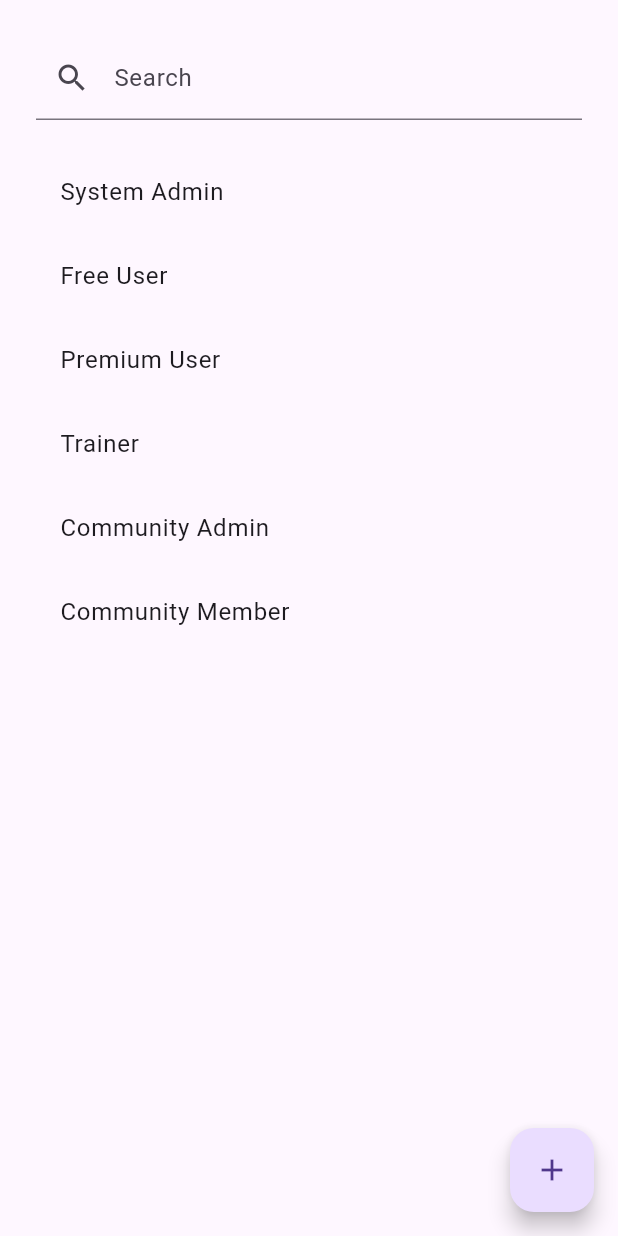
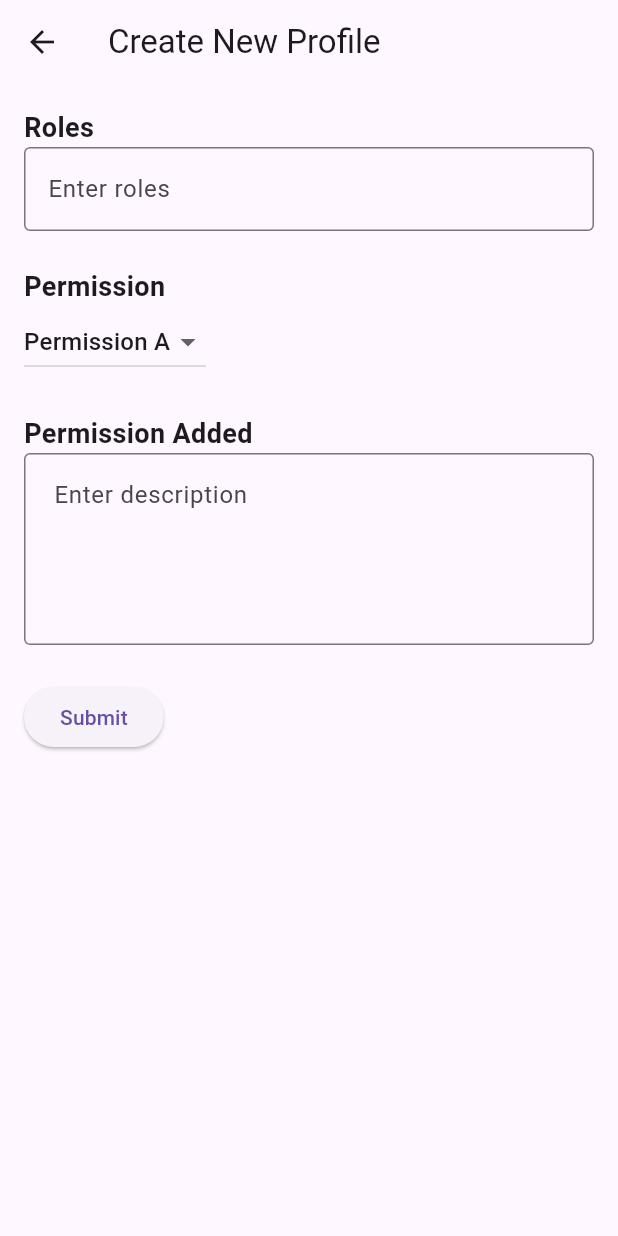
Before and after one commit to yoanadl/FYP, a Flutter app: the _UserProfileListView widget shown alone on an empty page, opened directly, after a tap on the "add" icon, on a phone screen of 412 x 824 dp. Run offline on Flutter 3.47's test engine with Material 3 defaults, Android fonts, the phone set to English and light mode, and no system bars; our stand-ins replace flutter_svg, font_awesome_flutter.

Commit message:
add create user profile page

```diff
--- a/food/lib/pages/SystemAdmin/admin_page.dart
+++ b/food/lib/pages/SystemAdmin/admin_page.dart
@@ -1,7 +1,7 @@
 import 'package:flutter/material.dart';
 import 'admin_homepage.dart';
-import 'useraccount_page.dart';
-import 'userprofile_page.dart';
+import 'user_account_page.dart';
+import 'user_profile_page.dart';
 import 'admin_profilepage.dart';
 import 'admin_navbar.dart'; // Import the custom navigation bar
 
@@ -76,6 +76,7 @@ class _AdminPageState extends State<AdminPage> {
   }
 
   String _getAppBarTitle() {
+    //later need to be fixed
     switch (_selectedIndex) {
       case 0:
         return 'Admin Home'; // Return appropriate titles for each page
--- /dev/null
+++ b/food/lib/pages/SystemAdmin/create_new_profile_page.dart
@@ -0,0 +1,131 @@
+import 'package:flutter/material.dart';
+import 'package:food/pages/SystemAdmin/user_profile_page.dart';
+
+class CreateNewProfilePage extends StatefulWidget {
+  @override
+  _CreateNewProfilePageState createState() => _CreateNewProfilePageState();
+}
+
+class _CreateNewProfilePageState extends State<CreateNewProfilePage> {
+  TextEditingController _rolesController = TextEditingController();
+  TextEditingController _addedPermissionController = TextEditingController();
+  String _selectedPermission = ''; // Variable to hold selected permission
+
+  List<String> _permissions = [
+    'Permission A',
+    'Permission B',
+    'Permission C',
+  ]; // List of permissions
+
+  @override
+  void dispose() {
+    _rolesController.dispose();
+    _addedPermissionController.dispose();
+    super.dispose();
+  }
+
+  @override
+  void initState() {
+    super.initState();
+    // Initialize _selectedPermission to the first item in _permissions if not already set
+    if (_permissions.isNotEmpty) {
+      _selectedPermission = _permissions.first;
+    }
+  }
+
+  void _submitForm() {
+    String roles = _rolesController.text;
+    String addedPermission = _addedPermissionController.text;
+
+    //later grab all the values and send them to db
+
+    // // Here you can use _selectedPermission for the selected permission value
+    // print('Roles: $roles');
+    // print('Selected Permission: $_selectedPermission');
+    // print('Added Permission: $addedPermission');
+    // // Perform further actions with the selected permission
+
+    //go back to User Profile page
+    Navigator.push(
+    context,
+    MaterialPageRoute(builder: (context) => UserProfilePage()), // Replace with your desired destination page
+    );
+
+  }
+
+  @override
+  Widget build(BuildContext context) {
+    return Scaffold(
+      appBar: AppBar(
+        title: Text('Create New Profile'),
+      ),
+
+      body: SingleChildScrollView(
+        padding: const EdgeInsets.all(16.0),
+        child: Column(
+          crossAxisAlignment: CrossAxisAlignment.start,
+          children: [
+
+            Text(
+              'Roles',
+              style: TextStyle(fontSize: 18, fontWeight: FontWeight.bold),
+            ),
+            TextField(
+              controller: _rolesController,
+              decoration: InputDecoration(
+                hintText: 'Enter roles',
+                border: OutlineInputBorder(),
+              ),
+            ),
+
+            SizedBox(height: 24),
+
+            Text(
+              'Permission',
+              style: TextStyle(fontSize: 18, fontWeight: FontWeight.bold),
+            ),
+            DropdownButton<String>(
+              value: _selectedPermission,
+              onChanged: (String? newValue) {
+                setState(() {
+                  _selectedPermission = newValue!;
+                });
+              },
+              items: _permissions.map((String permission) {
+                return DropdownMenuItem<String>(
+                  value: permission,
+                  child: Text(permission),
+                );
+              }).toList(),
+            ),
+
+            SizedBox(height: 24),
+
+            Text(
+              'Permission Added',
+              style: TextStyle(fontSize: 18, fontWeight: FontWeight.bold),
+            ),
+
+            //might need word limit and change the keyboard to ok instead of enter to make the ux nicer
+            TextField(
+              controller: _addedPermissionController,
+              maxLines: 4, // Adjust this number based on your paragraph size estimation
+              decoration: InputDecoration(
+                hintText: 'Enter description',
+                border: OutlineInputBorder(),
+                contentPadding: EdgeInsets.all(16.0), // Uniform padding all around the text input
+              ),
+            ),
+
+            SizedBox(height: 24),
+
+            ElevatedButton(
+              onPressed: _submitForm,
+              child: Text('Submit'),
+            ),
+          ],
+        ),
+      ),
+    );
+  }
+}
--- a/food/lib/pages/SystemAdmin/userprofile_page.dart
+++ b/food/lib/pages/SystemAdmin/user_profile_page.dart
@@ -1,6 +1,7 @@
 import 'package:flutter/material.dart';
 import 'package:flutter_svg/flutter_svg.dart';
 import 'admin_navbar.dart';
+import 'create_new_profile_page.dart';
 
 
 class UserProfilePage extends StatelessWidget {
@@ -9,6 +10,8 @@ class UserProfilePage extends StatelessWidget {
     return MaterialApp(
       home: Scaffold(
         appBar: null,
+
+        //add this to the other, customized them
       //   appBar: AppBar(
 
       //   // title: Row(
@@ -135,8 +138,13 @@ class UserProfileListView extends State<_UserProfileListView> {
           right: 16.0, // Adjust as needed
           child: FloatingActionButton(
             onPressed: () {
-              // Add your action here
-              print('Floating action button pressed');
+              // Navigate to CreateNewProfilePage
+              Navigator.push(
+                context,
+                MaterialPageRoute(
+                  builder: (context) => CreateNewProfilePage(),
+                ),
+              );
             },
             child: Icon(Icons.add),
           ),
```
Also changed, not shown: food/lib/pages/SystemAdmin/user_account_page.dart (renamed from food/lib/pages/SystemAdmin/useraccount_page.dart).
